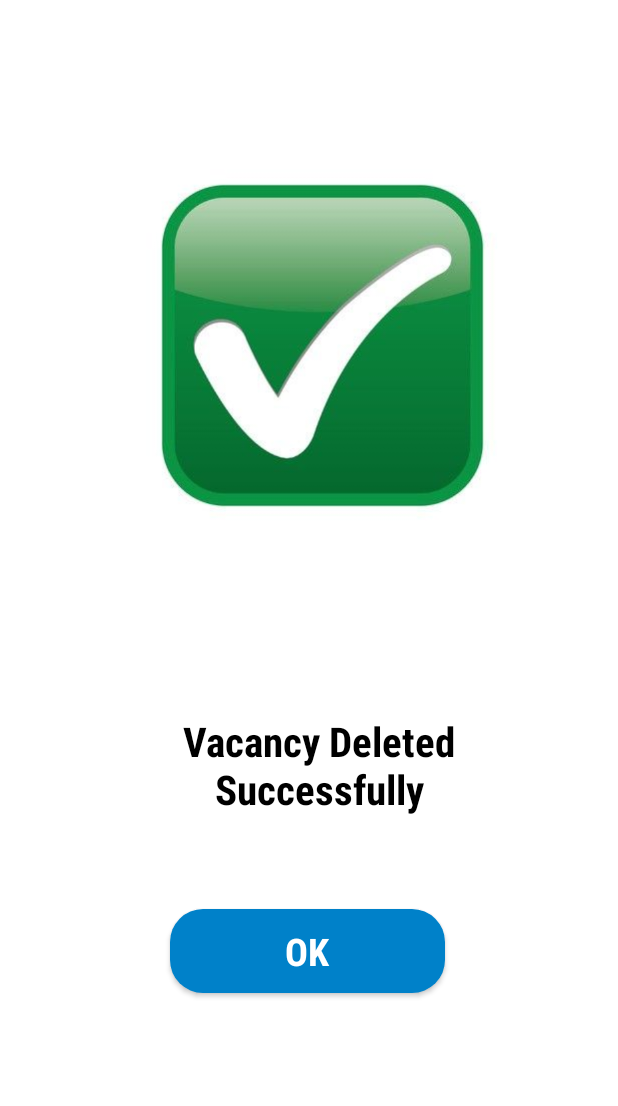
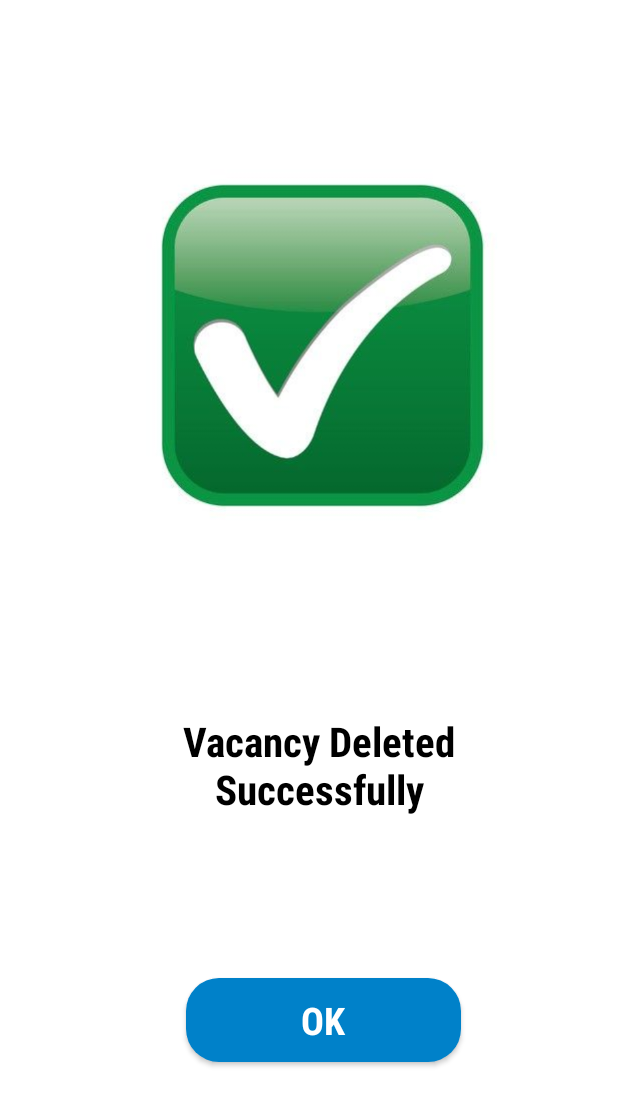
Before and after one commit to gayathrip2000/MyStic-Empowerize, an Android app: the delete_succefull screen opened directly, with no data from a screen before it, on a phone screen of 412 x 824 dp. Shown: the top 1106 px of the screen. Run offline under Robolectric (Android 15) with nearby library versions, the phone set to English and light mode, and no system bars.

Commit message:
Final Commit

```diff
--- a/app/src/main/java/com/example/empowerize/successfull.kt
+++ b/app/src/main/java/com/example/empowerize/successfull.kt
@@ -59,7 +59,7 @@ class successfull : AppCompatActivity() {
         // Set a click listener for the button
         addVacanciesButton.setOnClickListener {
             // Create an intent to start the available_vacancies activity
-            val intent = Intent(this, Posted_Vacancy::class.java)
+            val intent = Intent(this, Posted::class.java)
             startActivity(intent)
         }
 
--- a/app/src/main/res/layout/activity_delete_succefull.xml
+++ b/app/src/main/res/layout/activity_delete_succefull.xml
@@ -32,21 +32,20 @@
         android:id="@+id/vacancy_ok"
         android:layout_width="183dp"
         android:layout_height="56dp"
-        android:layout_marginStart="114dp"
         android:layout_marginTop="559dp"
-        android:layout_marginEnd="115dp"
         android:layout_marginBottom="116dp"
         android:background="@drawable/cutom_button_blue"
+        android:fontFamily="sans-serif-condensed-medium"
         android:text="OK"
-        android:fontFamily="sans-serif-condensed-medium"
         android:textColor="@color/white"
         android:textSize="25sp"
         android:textStyle="bold"
         app:layout_constraintBottom_toBottomOf="parent"
         app:layout_constraintEnd_toEndOf="parent"
-        app:layout_constraintHorizontal_bias="1.0"
+        app:layout_constraintHorizontal_bias="0.543"
         app:layout_constraintStart_toStartOf="parent"
-        app:layout_constraintTop_toTopOf="parent" />
+        app:layout_constraintTop_toTopOf="parent"
+        app:layout_constraintVertical_bias="1.0" />
 
     <ImageView
         android:id="@+id/imageView3"
```
